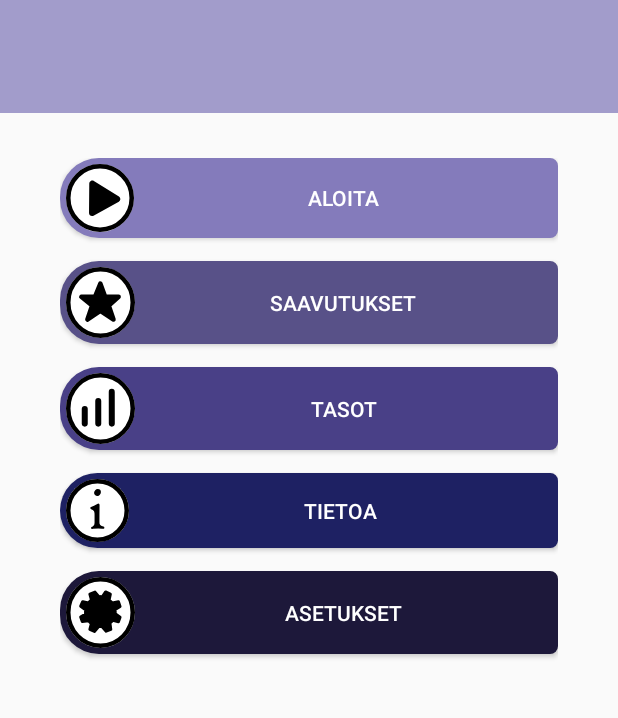
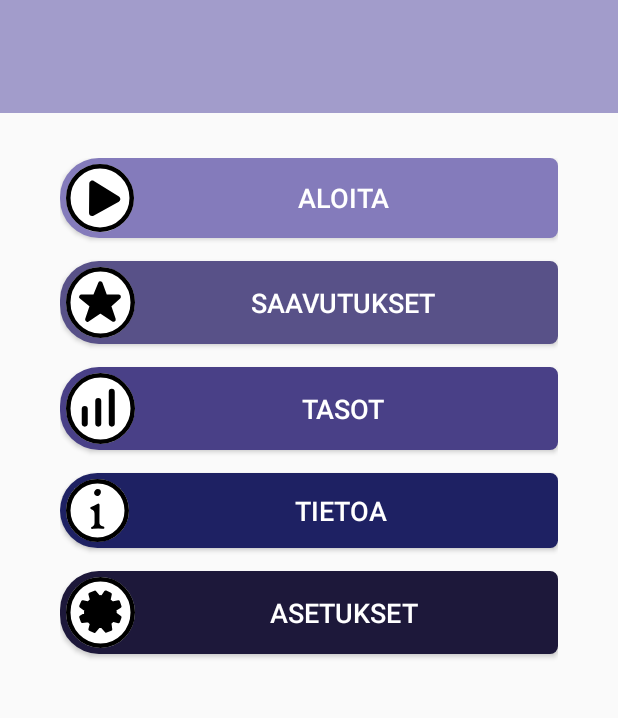
Before and after one commit to Malitsu/projectparsta, an Android app: the screen it shows after launch (MainActivity), on a phone screen of 412 x 824 dp, the part 234-952 px from its top. Run offline under Robolectric (Android 15) with nearby library versions, the phone set to English and light mode, and no system bars.

Commit message:
Increase font size in main menu.

```diff
--- a/app/src/main/res/layout/activity_main.xml
+++ b/app/src/main/res/layout/activity_main.xml
@@ -40,6 +40,7 @@
             android:layout_marginBottom="15dp"
             android:onClick="startClick"
             android:id="@+id/start"
+            android:textSize="18sp"
             android:drawableLeft="@drawable/ic_aloita_peli_1"
             />
 
@@ -51,6 +52,7 @@
             android:background="@drawable/main_btn_achiv"
             android:layout_marginBottom="15dp"
             android:onClick="achivClick"
+            android:textSize="18sp"
             android:id="@+id/achievements"
             android:drawableLeft="@drawable/ic_saavutukset"
             />
@@ -61,6 +63,7 @@
             android:textColor="@android:color/white"
             android:background="@drawable/main_btn_levels"
             android:layout_marginBottom="15dp"
+            android:textSize="18sp"
             android:onClick="levels"
             android:id="@+id/levels"
             android:drawableLeft="@drawable/ic_tasot_1"
@@ -73,6 +76,7 @@
             android:textColor="@android:color/white"
             android:background="@drawable/main_btn_info"
             android:layout_marginBottom="15dp"
+            android:textSize="18sp"
             android:onClick="about"
             android:id="@+id/about"
             android:drawableLeft="@drawable/ic_info_2"
@@ -85,6 +89,7 @@
             android:textColor="@android:color/white"
             android:background="@drawable/main_btn_settings"
             android:onClick="settings"
+            android:textSize="18sp"
             android:id="@+id/settings"
             android:drawableLeft="@drawable/ic_asetukset_1"
             />
```
